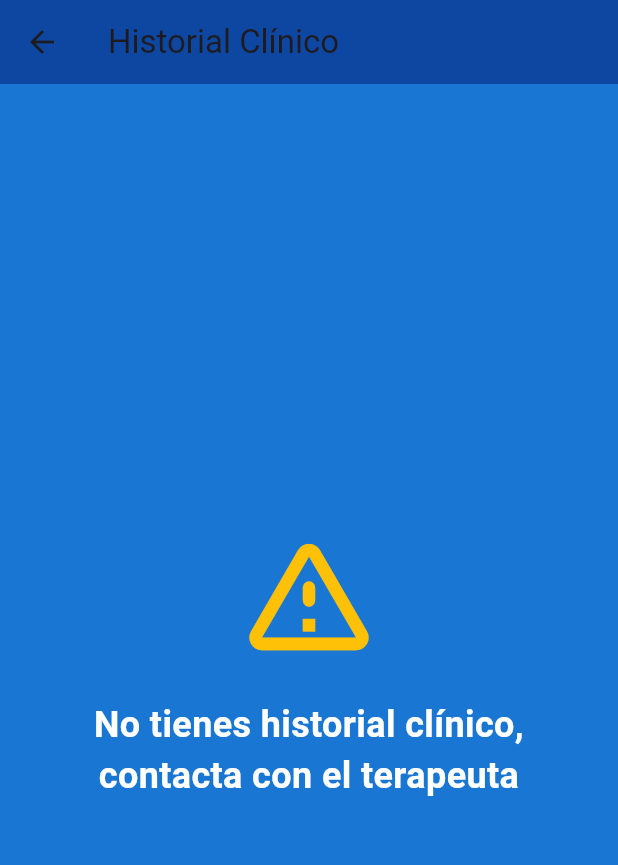
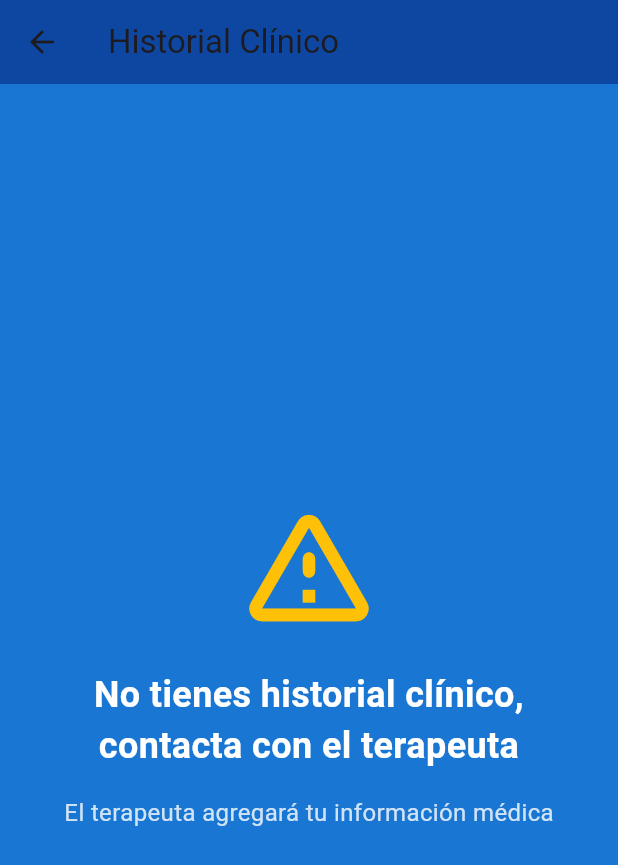
Before and after one commit to LEYENDARYCOMPANY2024/S.T.M-APP_MOVIL, a Flutter app: the HistorialClinicoReadOnlyView screen opened by its route, on a phone screen of 412 x 824 dp. Shown: the top 865 px of the screen. Run offline on Flutter 3.47's test engine with Material 3 defaults, Android fonts, the phone set to English and light mode, and no system bars; our stand-ins replace chewie, dio, flutter_dotenv, pdf, printing, shared_preferences and 2 more; missing offline and left inert: bcrypt; accounts and stored records are empty.

```diff
--- a/app/lib/views/historial_clinico_view.dart
+++ b/app/lib/views/historial_clinico_view.dart
@@ -38,11 +38,18 @@ class _HistorialClinicoReadOnlyViewState extends State<HistorialClinicoReadOnlyV
       body: Consumer<HistorialClinicoViewModel>(
         builder: (context, viewModel, child) {
           if (viewModel.isLoading) {
-            return const Center(child: CircularProgressIndicator(color: Colors.white));
+            return const Center(
+              child: CircularProgressIndicator(color: Colors.white)
+            );
           }
 
-          if (viewModel.historialClinico == null ||
-              viewModel.historialClinico!.datosHistorialClinico.isEmpty) {
+          // Verificar si hay datos en el historial
+          bool noHayDatos = viewModel.historialClinico == null ||
+              viewModel.historialClinico!.datosHistorialClinico.isEmpty ||
+              viewModel.historialClinico!.datosHistorialClinico.values
+                  .every((value) => value == null || value.toString().isEmpty);
+
+          if (noHayDatos) {
             return Center(
               child: Column(
                 mainAxisAlignment: MainAxisAlignment.center,
@@ -56,13 +63,21 @@ class _HistorialClinicoReadOnlyViewState extends State<HistorialClinicoReadOnlyV
                   Padding(
                     padding: const EdgeInsets.symmetric(horizontal: 40),
                     child: Text(
-                      'No tienes historial clínico, contacta con el terapeuta',
+                      'No tienes historial clínico,\ncontacta con el terapeuta',
                       textAlign: TextAlign.center,
                       style: TextStyle(
                         color: Colors.white,
                         fontSize: 24,
                         fontWeight: FontWeight.bold,
                       ),
+                    ),
+                  ),
+                  const SizedBox(height: 16),
+                  Text(
+                    'El terapeuta agregará tu información médica',
+                    style: TextStyle(
+                      color: Colors.white.withOpacity(0.8),
+                      fontSize: 16,
                     ),
                   ),
                 ],
@@ -72,9 +87,27 @@ class _HistorialClinicoReadOnlyViewState extends State<HistorialClinicoReadOnlyV
 
           if (viewModel.errorMessage.isNotEmpty) {
             return Center(
-              child: Text(
-                viewModel.errorMessage,
-                style: const TextStyle(color: Colors.white),
+              child: Column(
+                mainAxisAlignment: MainAxisAlignment.center,
+                children: [
+                  Icon(
+                    Icons.error_outline,
+                    size: 80,
+                    color: Colors.red[300],
+                  ),
+                  const SizedBox(height: 16),
+                  Padding(
+                    padding: const EdgeInsets.symmetric(horizontal: 32),
+                    child: Text(
+                      viewModel.errorMessage,
+                      textAlign: TextAlign.center,
+                      style: const TextStyle(
+                        color: Colors.white,
+                        fontSize: 18,
+                      ),
+                    ),
+                  ),
+                ],
               ),
             );
           }
```
Also changed, not shown: app/lib/models/historial_clinico.dart (+84 -5 lines), app/lib/viewmodels/historial_clinico_viewmodel.dart (+20 -8 lines), app/lib/widgets/historial_clinico_design.dart (+22 -9 lines).
